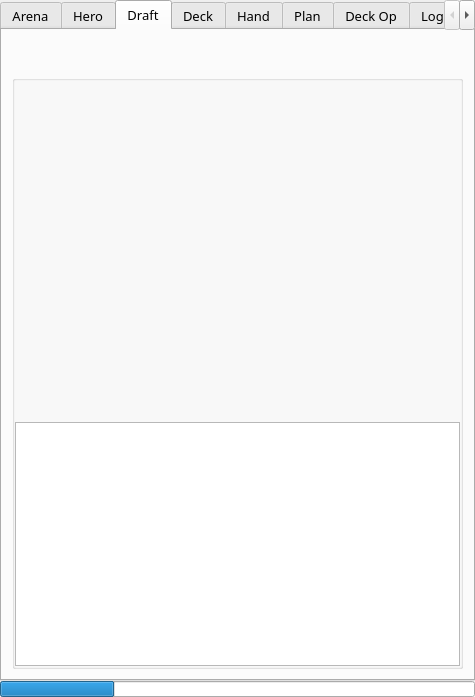
The window that mainwindow.ui (supertriodo/Arena-Tracker) describes before a commit, drawn with Qt 5.
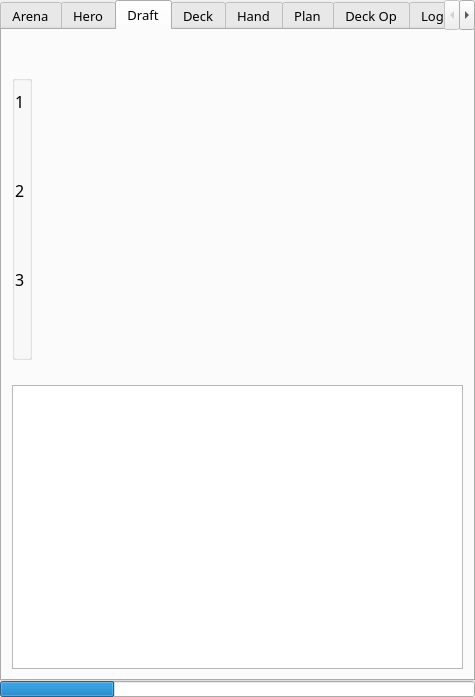
The same window after the commit. The open tabs and pages were chosen to show the change. Icons and pictures are not drawn. Custom widgets are drawn as their Qt base class.

Diff of the .ui file:
```diff
--- a/mainwindow.ui
+++ b/mainwindow.ui
@@ -753,6 +753,8 @@
            <number>10</number>
           </property>
           <item>
+           <layout class="QHBoxLayout" name="horizontalLayoutDraft">
+            <item>
            <widget class="QGroupBox" name="groupBoxDraft">
             <property name="enabled">
              <bool>true</bool>
@@ -795,13 +797,9 @@
               <number>0</number>
              </property>
              <item>
-              <layout class="QHBoxLayout" name="horizontalLayoutDraft">
-               <item>
-                <layout class="QVBoxLayout" name="verticalLayoutDraft">
-                 <item>
                   <widget class="QLabel" name="labelCard1">
                    <property name="text">
-                    <string/>
+                  <string>1</string>
                    </property>
                   </widget>
                  </item>
@@ -844,7 +842,7 @@
                  <item>
                   <widget class="QLabel" name="labelCard2">
                    <property name="text">
-                    <string/>
+                  <string>2</string>
                    </property>
                   </widget>
                  </item>
@@ -887,7 +885,7 @@
                  <item>
                   <widget class="QLabel" name="labelCard3">
                    <property name="text">
-                    <string/>
+                  <string>3</string>
                    </property>
                   </widget>
                  </item>
@@ -928,6 +926,7 @@
                   </widget>
                  </item>
                 </layout>
+             </widget>
                </item>
                <item>
                 <spacer name="draftHorizontalSpacer">
@@ -986,9 +985,6 @@
                  <pointsize>10</pointsize>
                 </font>
                </property>
-              </widget>
-             </item>
-            </layout>
            </widget>
           </item>
          </layout>
```
Lines whose indentation alone changed are shown as unchanged.
